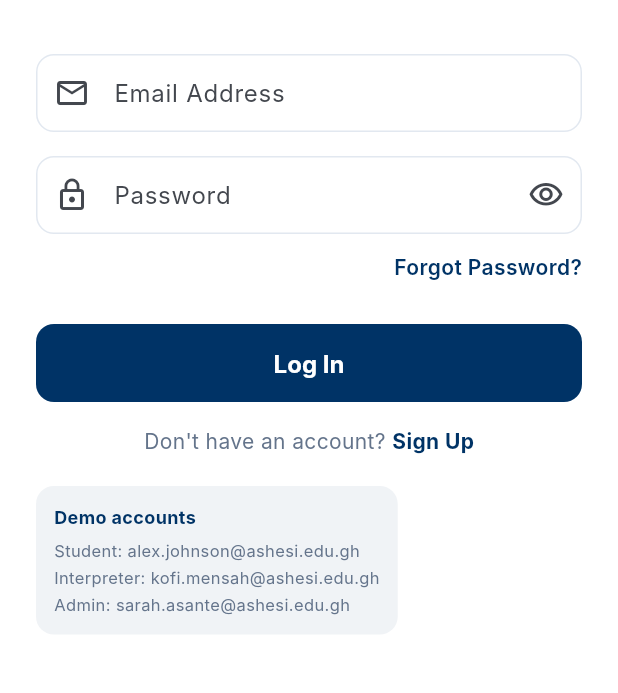
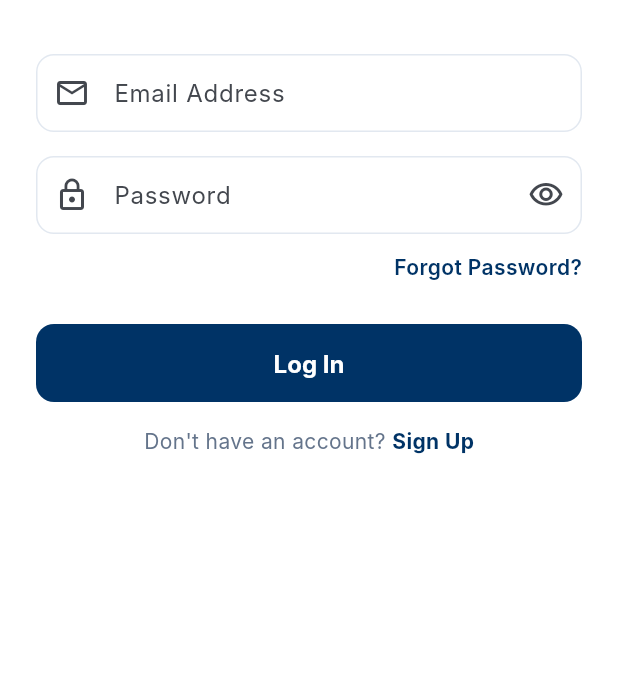
Before and after one commit to claudetomoh/signlink, a Flutter app: the screen it shows after launch, after a tap on "Skip", on a phone screen of 412 x 824 dp, the part 321-1014 px from its top. Run offline on Flutter 3.47's test engine with Material 3 defaults, Android fonts, the phone set to English and light mode, and no system bars; our stand-ins replace cached_network_image, file_picker, flutter_animate, flutter_local_notifications, flutter_secure_storage, image_picker and 2 more; missing offline and left inert: add_2_calendar; accounts and stored records are empty; Roboto replaces fonts that are missing (Inter).

Commit message:
remove demo credentials from login screen

```diff
--- a/signlink_app/lib/screens/auth/login_screen.dart
+++ b/signlink_app/lib/screens/auth/login_screen.dart
@@ -139,25 +139,6 @@ class _LoginScreenState extends State<LoginScreen> {
                     ),
                   ],
                 ),
-                const SizedBox(height: 20),
-                // Hint for demo
-                Container(
-                  padding: const EdgeInsets.all(12),
-                  decoration: BoxDecoration(
-                    color: AppColors.primary.withValues(alpha: 0.06),
-                    borderRadius: BorderRadius.circular(AppSizes.radiusMD),
-                  ),
-                  child: Column(
-                    crossAxisAlignment: CrossAxisAlignment.start,
-                    children: [
-                      const Text('Demo accounts', style: TextStyle(fontWeight: FontWeight.w700, fontSize: 12, color: AppColors.primary)),
-                      const SizedBox(height: 4),
-                      _demoHint('Student', 'alex.johnson@ashesi.edu.gh'),
-                      _demoHint('Interpreter', 'kofi.mensah@ashesi.edu.gh'),
-                      _demoHint('Admin', 'sarah.asante@ashesi.edu.gh'),
-                    ],
-                  ),
-                ),
                 const SizedBox(height: 28),
               ],
             ),
@@ -167,17 +148,4 @@ class _LoginScreenState extends State<LoginScreen> {
     );
   }
 
-  Widget _demoHint(String role, String email) => Padding(
-        padding: const EdgeInsets.only(top: 2),
-        child: GestureDetector(
-          onTap: () {
-            _emailCtrl.text = email;
-            _passwordCtrl.text = 'Password1!';
-          },
-          child: Text(
-            '$role: $email',
-            style: const TextStyle(fontSize: 11, color: AppColors.textSecondary),
-          ),
-        ),
-      );
 }
```
